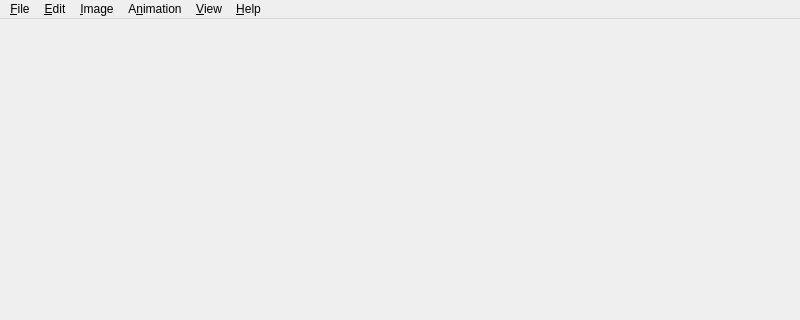
This is src/ui/main_window.ui in mbasaglia/PixelCayman as Qt 5 draws it before an edit; both pictures show x 0 to 800 and y 0 to 320 of the 800 by 600 pixel window. The edited form follows.
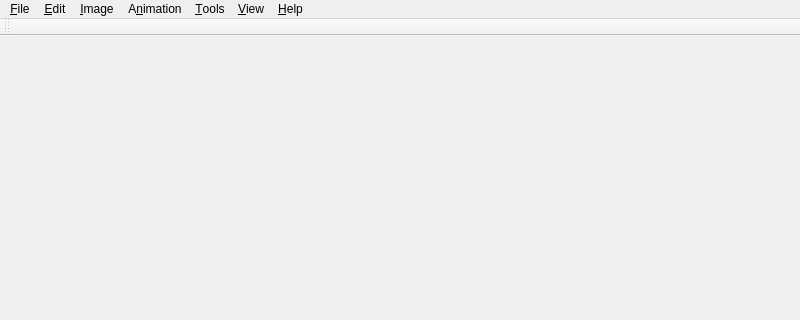
This is the edited form. Icons and pictures are not drawn. Custom widgets are drawn as their Qt base class.

Commit message: Improve tool infrastructure

```diff
--- a/src/ui/main_window.ui
+++ b/src/ui/main_window.ui
@@ -109,14 +109,31 @@
     <addaction name="menu_docks"/>
     <addaction name="menu_toolbars"/>
    </widget>
+   <widget class="QMenu" name="menu_tools">
+    <property name="title">
+     <string>&amp;Tools</string>
+    </property>
+   </widget>
    <addaction name="menu_file"/>
    <addaction name="menu_Edit"/>
    <addaction name="menu_Image"/>
    <addaction name="menu_Animation"/>
+   <addaction name="menu_tools"/>
    <addaction name="menu_View"/>
    <addaction name="menu_Help"/>
   </widget>
   <widget class="QStatusBar" name="statusbar"/>
+  <widget class="QToolBar" name="tool_bar">
+   <property name="windowTitle">
+    <string>toolBar</string>
+   </property>
+   <attribute name="toolBarArea">
+    <enum>TopToolBarArea</enum>
+   </attribute>
+   <attribute name="toolBarBreak">
+    <bool>false</bool>
+   </attribute>
+  </widget>
   <action name="action_new">
    <property name="icon">
     <iconset theme="document-new">
```
Left out of the diff: 16 changed lines with no effect on the pictures. The commit also changes 6 other files.
